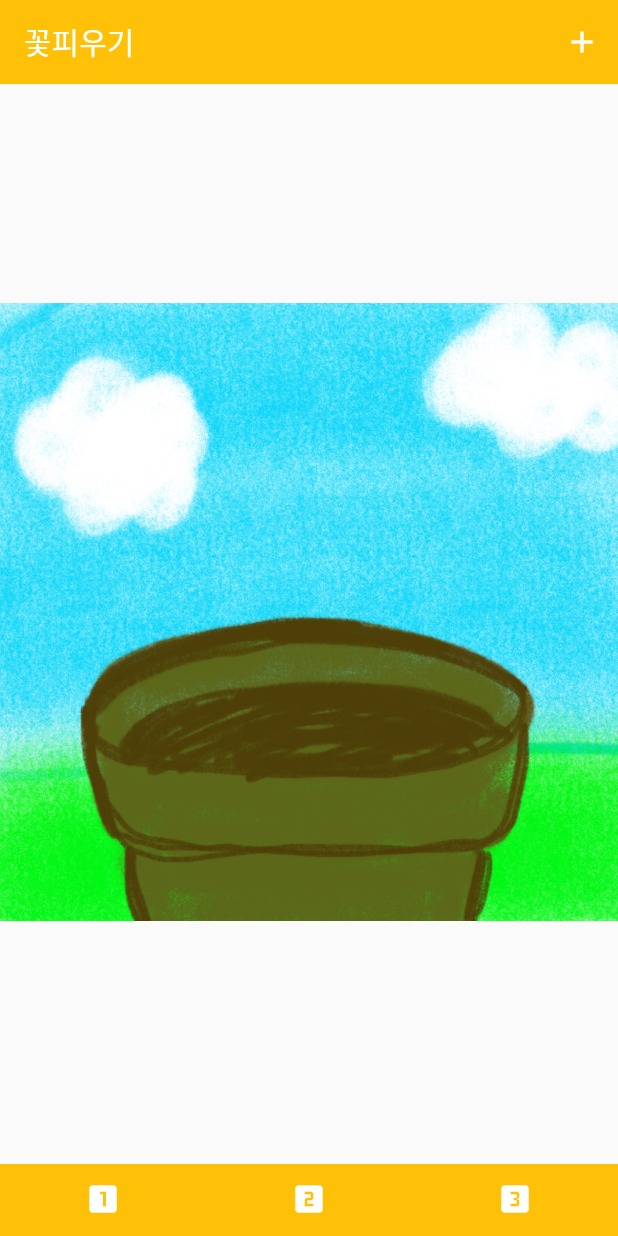
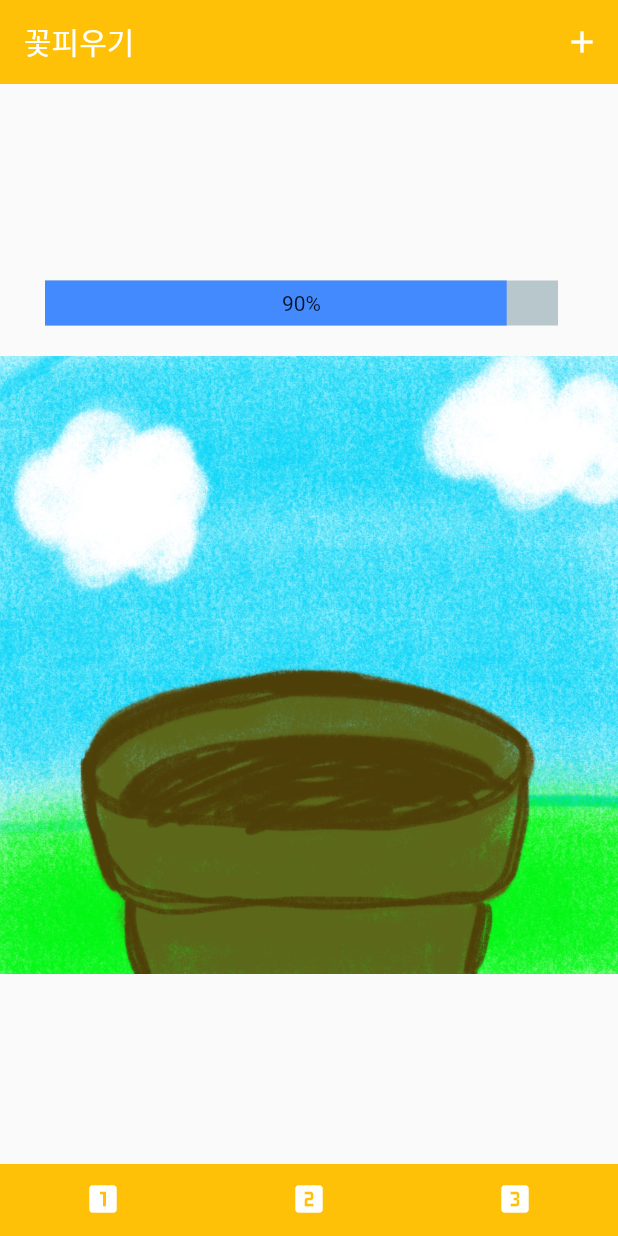
Before and after one commit to leesaereum/Water_drinking, a Flutter app: the screen it shows after launch, on a phone screen of 412 x 824 dp. Run offline on Flutter 3.47's test engine with Material 2 defaults, Android fonts, the phone set to English and light mode, and no system bars; drawn by our look-alikes of percent_indicator; our stand-ins replace date_format, table_calendar; network calls fail.

Commit message:
add features

```diff
--- a/lib/home.dart
+++ b/lib/home.dart
@@ -2,6 +2,7 @@ import 'dart:convert';
 
 import 'package:date_format/date_format.dart';
 import 'package:flutter/material.dart';
+import 'package:percent_indicator/percent_indicator.dart';
 import 'package:water_drinking_app/pages/insert.dart';
 import 'package:water_drinking_app/pages/login_page.dart';
 import 'package:water_drinking_app/static.dart';
@@ -19,9 +20,12 @@ class _HomeState extends State<Home> {
   void initState() {
     super.initState();
     readWater();
+    ratio = 0;
   }
 
   String nickname = Static.name;
+  late double ratio;
+
   @override
   Widget build(BuildContext context) {
     return Scaffold(
@@ -54,6 +58,19 @@ class _HomeState extends State<Home> {
           child: Column(
         mainAxisAlignment: MainAxisAlignment.center,
         children: [
+          Padding(
+            padding: const EdgeInsets.all(20.0),
+            child: LinearPercentIndicator(
+                  width: MediaQuery.of(context).size.width - 50,
+                  animation: true,
+                  lineHeight: 30.0,
+                  animationDuration: 2000,
+                  percent: 0.9, // 값 넣기
+                  center: Text("90%"), //값 넣기,
+                  //linearStrokeCap: ,
+                  progressColor: Colors.blueAccent,
+                ),
+          ),
           Image.asset(Static.image),
           Text(nickname),
         ],
@@ -92,6 +109,7 @@ class _HomeState extends State<Home> {
     });
   }
 
+
   notlogin() {
     showDialog(
         context: context,
--- a/lib/pages/today.dart
+++ b/lib/pages/today.dart
@@ -4,6 +4,7 @@ import 'package:flutter/material.dart';
 import 'package:http/http.dart' as http;
 import 'package:water_drinking_app/pages/update_page.dart';
 import 'package:water_drinking_app/static.dart';
+import 'package:percent_indicator/percent_indicator.dart';
 
 class Today extends StatefulWidget {
   const Today({Key? key}) : super(key: key);
@@ -45,7 +46,9 @@ class _TodayState extends State<Today> {
                             ? const EdgeInsets.fromLTRB(25, 30, 25, 0)
                             : const EdgeInsets.fromLTRB(25, 10, 25, 0),
                         child: Card(
-                          color: Colors.amberAccent[100],
+                          color: list[index]['kind'] == "물"
+                          ? Colors.blueAccent
+                          : Colors.grey,
                           child: Padding(
                             padding: const EdgeInsets.all(20.0),
                             child: Row(
--- a/pubspec.yaml
+++ b/pubspec.yaml
@@ -29,6 +29,7 @@ environment:
 dependencies:
   flutter:
     sdk: flutter
+  percent_indicator: ^4.2.2
 
 
   # The following adds the Cupertino Icons font to your application.
```
Also changed, not shown: lib/pages/update_page.dart (+8 -11 lines), pubspec.lock, 31 other files.
